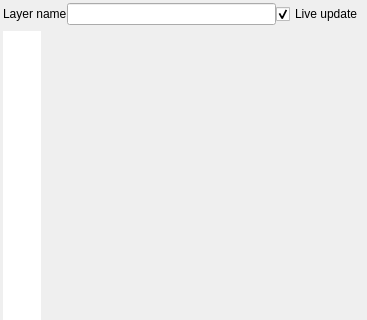
The window that src/ui/qgsmapstylingwidgetbase.ui (carsmie/QGIS) describes before a commit, drawn with Qt 5; both pictures show x 0 to 367 and y 0 to 320 of the 367 by 466 pixel window.
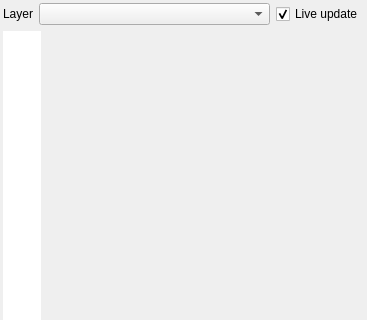
The same window after the commit. Icons and pictures are not drawn. Custom widgets are drawn as their Qt base class.

Commit message: [styledock] Layer picker

```diff
--- a/src/ui/qgsmapstylingwidgetbase.ui
+++ b/src/ui/qgsmapstylingwidgetbase.ui
@@ -153,17 +153,32 @@
        </item>
        <item row="0" column="0" colspan="2">
         <layout class="QHBoxLayout" name="horizontalLayout">
+         <property name="spacing">
+          <number>6</number>
+         </property>
          <item>
           <widget class="QLabel" name="textLabel">
+           <property name="sizePolicy">
+            <sizepolicy hsizetype="Maximum" vsizetype="Preferred">
+             <horstretch>0</horstretch>
+             <verstretch>0</verstretch>
+            </sizepolicy>
+           </property>
            <property name="text">
-            <string>Layer name</string>
+            <string>Layer</string>
            </property>
           </widget>
          </item>
          <item>
-          <widget class="QLineEdit" name="mLayerTitle">
-           <property name="readOnly">
-            <bool>true</bool>
+          <widget class="QgsMapLayerComboBox" name="mLayerCombo">
+           <property name="sizePolicy">
+            <sizepolicy hsizetype="Expanding" vsizetype="Fixed">
+             <horstretch>0</horstretch>
+             <verstretch>0</verstretch>
+            </sizepolicy>
+           </property>
+           <property name="sizeAdjustPolicy">
+            <enum>QComboBox::AdjustToMinimumContentsLength</enum>
            </property>
           </widget>
          </item>
@@ -208,6 +223,13 @@
    </item>
   </layout>
  </widget>
+ <customwidgets>
+  <customwidget>
+   <class>QgsMapLayerComboBox</class>
+   <extends>QComboBox</extends>
+   <header>qgsmaplayercombobox.h</header>
+  </customwidget>
+ </customwidgets>
  <resources>
   <include location="../../images/images.qrc"/>
  </resources>
```
Left out of the diff: 26 changed lines with no effect on the pictures. The commit also changes 2 other files.
